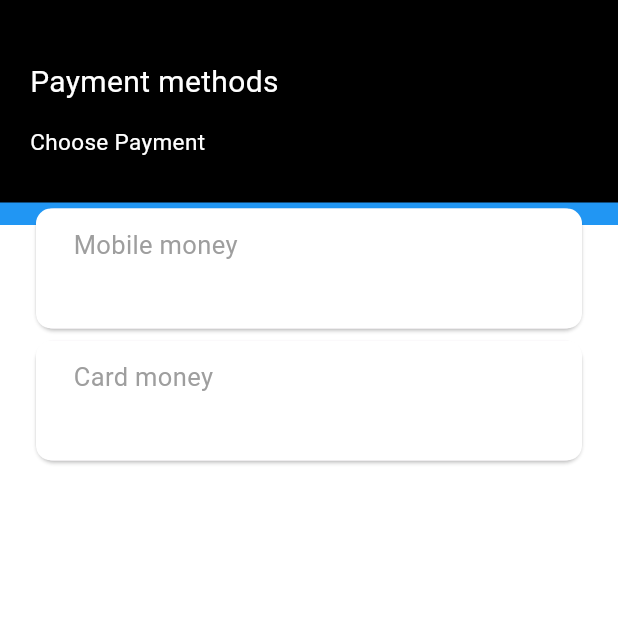
After one commit to nicowalter256/simple-ecommerce-cart, a Flutter app: the PaymentMethod screen opened directly, on a phone screen of 412 x 824 dp, the top half of it. The commit adds this screen. Run offline on Flutter 3.47's test engine with Material 3 defaults, Android fonts, the light colour scheme and no system bars; our stand-ins replace cached_network_image, carousel_slider, get, google_fonts, recase; network calls fail.

Commit message:
Added more changes

```diff
--- a/lib/views/cart_items.dart
+++ b/lib/views/cart_items.dart
@@ -138,7 +138,7 @@ class _CartItemWidgetState extends State<CartItemWidget> {
                       //   ],
                       // ),
                     ],
-                  )
+                  ),
                 ],
               ),
             ),
--- a/lib/views/cart_page.dart
+++ b/lib/views/cart_page.dart
@@ -1,6 +1,8 @@
 import 'package:flutter/material.dart';
+import 'package:get/get.dart';
 import 'package:provider/provider.dart';
 import 'package:simplecommerce/views/cart_items.dart';
+import 'package:simplecommerce/views/payment_page.dart';
 import '../controller/products_controller.dart';
 
 class CartScreen extends StatefulWidget {
@@ -36,6 +38,9 @@ class _CartScreenState extends State<CartScreen> {
         value: productController,
         child: Consumer<ProductController>(
           builder: (_, model, child) {
+            final subTotal = widget.cartItems
+                .fold(0, (sum, item) => sum + (int.parse(item['price'])));
+
             if (widget.cartItems.isEmpty) {
               return const Center(
                 child: Text(
@@ -47,7 +52,7 @@ class _CartScreenState extends State<CartScreen> {
 
             return ListView.separated(
                 itemBuilder: (ctx, index) {
-                  if (index <= widget.cartItems.length) {
+                  if (index <= widget.cartItems.length - 1) {
                     return CartItemWidget(
                       item: widget.cartItems[index],
                     );
@@ -59,7 +64,7 @@ class _CartScreenState extends State<CartScreen> {
                           mainAxisAlignment: MainAxisAlignment.center,
                           children: [
                             Text(
-                              'Subtotal: ',
+                              'Subtotal: $subTotal',
                               style: Theme.of(context).textTheme.titleMedium,
                             ),
                             // Text("$subTotal"),
@@ -75,7 +80,11 @@ class _CartScreenState extends State<CartScreen> {
                                   backgroundColor: Colors.green),
                               // style:
                               //     Theme.of(context).elevatedButtonTheme.style,
-                              onPressed: () {},
+                              onPressed: () {
+                                Get.to(PaymentMethod(
+                                  amount: 1000,
+                                ));
+                              },
                               child: const Text(
                                 'Checkout',
                                 style: TextStyle(color: Colors.white),
@@ -90,7 +99,7 @@ class _CartScreenState extends State<CartScreen> {
                     height: 5,
                   );
                 },
-                itemCount: widget.cartItems.length);
+                itemCount: widget.cartItems.length + 1);
           },
         ),
       ),
--- /dev/null
+++ b/lib/views/payment_page.dart
@@ -0,0 +1,182 @@
+import 'package:flutter/material.dart';
+import 'package:google_fonts/google_fonts.dart';
+
+import 'package:provider/provider.dart';
+import 'package:get/get.dart';
+import 'package:simplecommerce/constants.dart';
+
+import '../controller/products_controller.dart';
+// ignore: depend_on_referenced_packages
+
+class PaymentMethod extends StatefulWidget {
+  final double amount;
+  PaymentMethod({
+    Key? key,
+    required this.amount,
+  }) : super(key: key);
+
+  @override
+  State<PaymentMethod> createState() => _PaymentMethodState();
+}
+
+class _PaymentMethodState extends State<PaymentMethod> {
+  ProductController productController = ProductController();
+  double subTotal = 0.0;
+
+  dynamic paymentType = {};
+
+  List<Map<String, dynamic>> paymentMethods = [
+    {
+      "name": "Mobile money",
+    },
+    {
+      "name": "Card money",
+    }
+  ];
+  // double calculateAddOns() {
+  //   for (var e in widget.selectedAddons) {
+  //     subTotal += double.parse(e.price);
+  //   }
+  //   return subTotal;
+  // }
+
+  GlobalKey<ScaffoldState> scafoldKey = GlobalKey<ScaffoldState>();
+  @override
+  void initState() {
+    super.initState();
+    //calculateAddOns();
+    //paymentController.init();
+  }
+
+  //PaymentType paymentType;
+
+  @override
+  Widget build(BuildContext context) {
+    return ChangeNotifierProvider.value(
+      value: productController,
+      child: Consumer<ProductController>(
+        builder: (_, model, child) {
+          return Scaffold(
+            key: scafoldKey,
+            backgroundColor: Colors.black,
+            body: Column(
+              children: [
+                SizedBox(
+                  height: 40,
+                ),
+                Padding(
+                  padding: EdgeInsets.only(left: 20),
+                  child: Align(
+                    alignment: Alignment.centerLeft,
+                    child: Text('Payment methods',
+                        style: TextStyle(color: Colors.white, fontSize: 20)),
+                  ),
+                ),
+                SizedBox(
+                  height: 15,
+                ),
+                Padding(
+                  padding: EdgeInsets.symmetric(horizontal: 20),
+                  child: Align(
+                    alignment: Alignment.centerLeft,
+                    child: Text(
+                      "Choose Payment",
+                      style: TextStyle(color: Colors.white, fontSize: 15),
+                    ),
+                  ),
+                ),
+                SizedBox(
+                  height: 30,
+                ),
+                Expanded(
+                  child: Stack(
+                    children: [
+                      Positioned.fill(
+                        child: Container(color: Colors.blue),
+                      ),
+                      Positioned(
+                        bottom: 0,
+                        left: 0,
+                        right: 0,
+                        top: 15,
+                        child: Container(
+                          color: Constants.whiteBG,
+                        ),
+                      ),
+                      Positioned(
+                        top: 0,
+                        right: 20,
+                        left: 20,
+                        child: SizedBox(
+                          height: 200,
+                          width: MediaQuery.of(context).size.width,
+                          child: ListView.builder(
+                              padding: EdgeInsets.zero,
+                              itemCount: paymentMethods.length,
+                              itemBuilder: (context, index) {
+                                var type = paymentMethods[index];
+                                return GestureDetector(
+                                  onTap: () => {
+                                    setState(() {
+                                      paymentType = type;
+                                    })
+                                  },
+                                  child: Card(
+                                    child: Container(
+                                      height: 80,
+                                      width: MediaQuery.of(context).size.width,
+                                      decoration: BoxDecoration(
+                                        color: Colors.white,
+                                        borderRadius: const BorderRadius.all(
+                                          Radius.circular(10),
+                                        ),
+                                      ),
+                                      child: Row(
+                                        mainAxisAlignment:
+                                            MainAxisAlignment.spaceBetween,
+                                        children: [
+                                          Padding(
+                                            padding: EdgeInsets.only(
+                                                left: 25, top: 12),
+                                            child: Column(
+                                              crossAxisAlignment:
+                                                  CrossAxisAlignment.start,
+                                              children: [
+                                                Text(
+                                                  type['name'],
+                                                  style: TextStyle(
+                                                      color: Colors.grey,
+                                                      fontSize: 17),
+                                                ),
+                                              ],
+                                            ),
+                                          ),
+                                          Padding(
+                                            padding: EdgeInsets.only(right: 25),
+                                            child: paymentType == type
+                                                ? Icon(
+                                                    Icons.check,
+                                                    size: 30,
+                                                    color: Colors.black,
+                                                  )
+                                                : const Text(''),
+                                          )
+                                        ],
+                                      ),
+                                    ),
+                                  ),
+                                );
+                              }),
+                        ),
+                      ),
+                    ],
+                  ),
+                )
+              ],
+            ),
+          );
+        },
+      ),
+    );
+  }
+}
--- a/pubspec.yaml
+++ b/pubspec.yaml
@@ -41,6 +41,7 @@ dependencies:
   get: ^4.6.6
   carousel_slider: ^5.0.0
   recase: ^4.1.0
+  google_fonts: ^6.2.1
 
 dev_dependencies:
   flutter_test:
```
Also changed, not shown: pubspec.lock.
